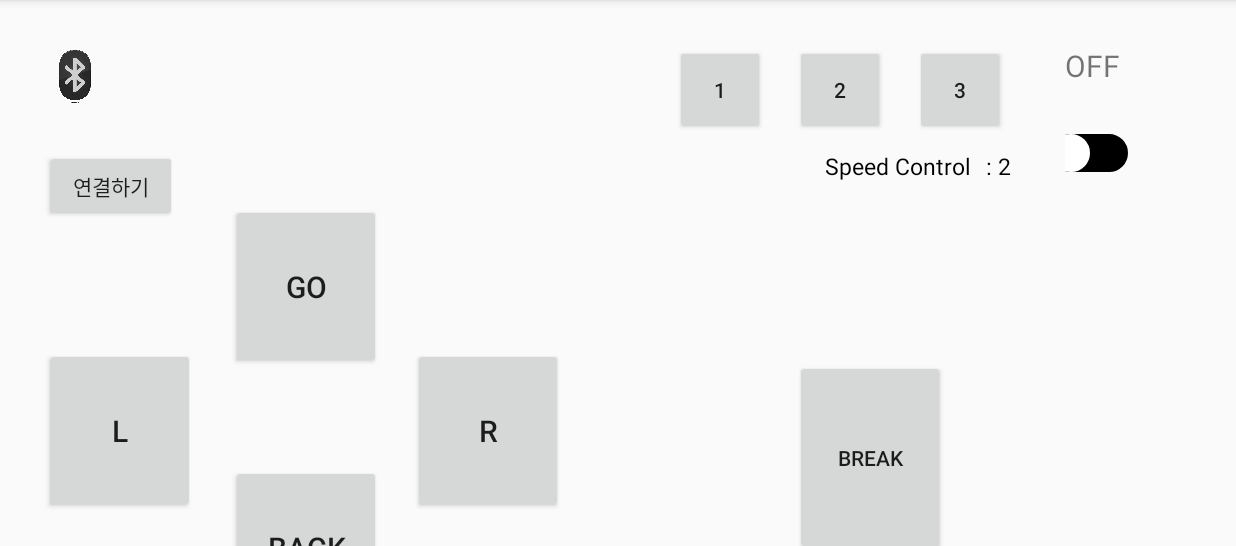
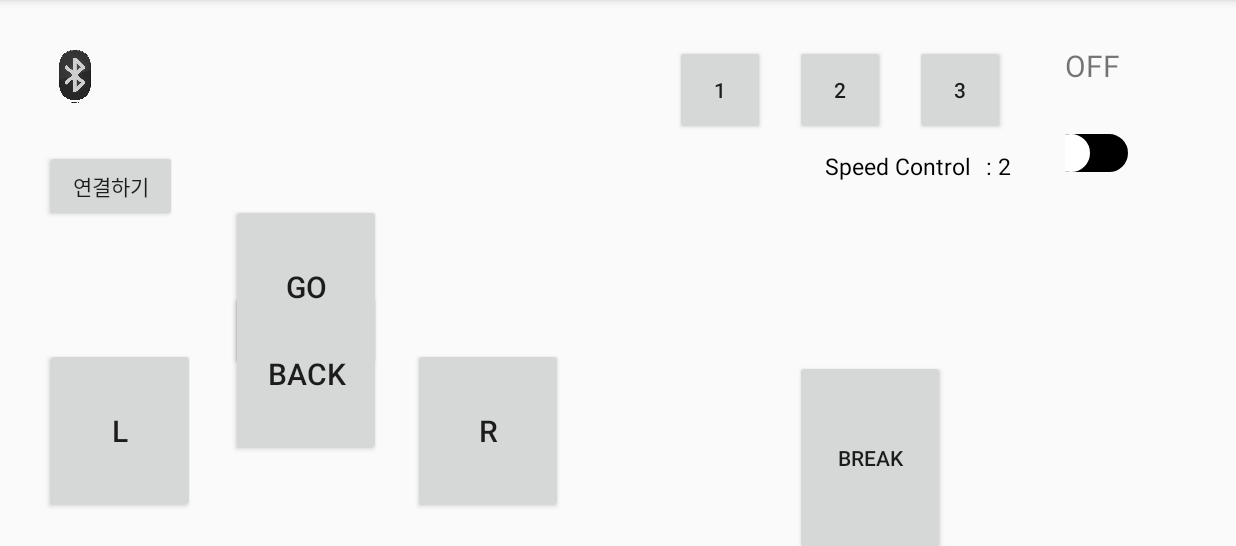
Before and after one commit to wjdgus221/Bluetooth_2, an Android app: the screen it shows after launch (MainActivity), on a phone screen of 824 x 412 dp (held sideways), the part 72-618 px from its top. Run offline under Robolectric (Android 15) with nearby library versions, the phone set to English and light mode, and no system bars.

Commit message:
send commit

```diff
--- a/app/src/main/res/layout/activity_main.xml
+++ b/app/src/main/res/layout/activity_main.xml
@@ -65,10 +65,11 @@
         android:layout_width="100dp"
         android:layout_height="110dp"
         android:layout_marginTop="64dp"
+        android:layout_marginBottom="60dp"
         android:text="Back"
         android:textSize="20dp"
         app:layout_constraintStart_toStartOf="@+id/btnTop"
-        app:layout_constraintTop_toBottomOf="@+id/btnTop" />
+        app:layout_constraintBottom_toBottomOf="parent"/>
 
     <Button
         android:id="@+id/btnOne"
```
